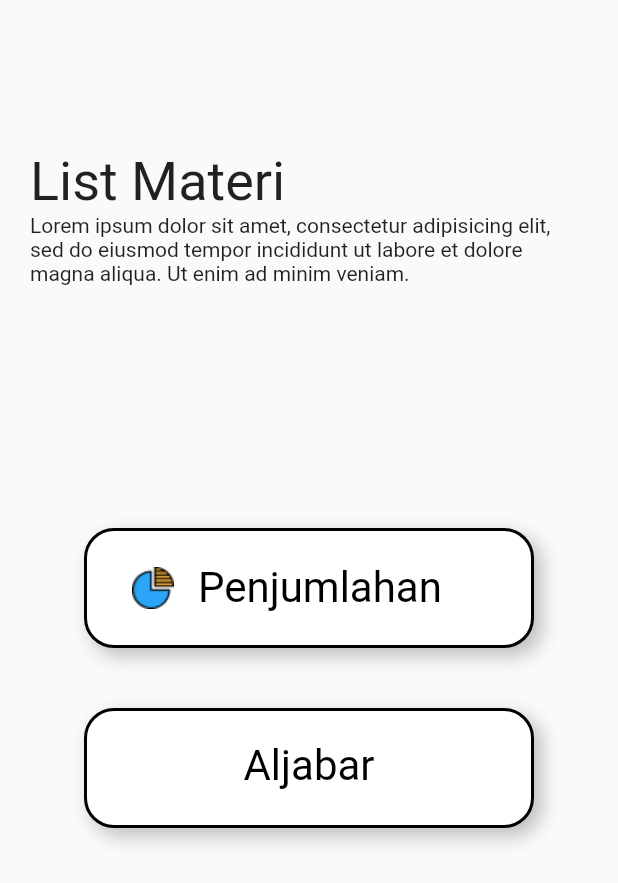
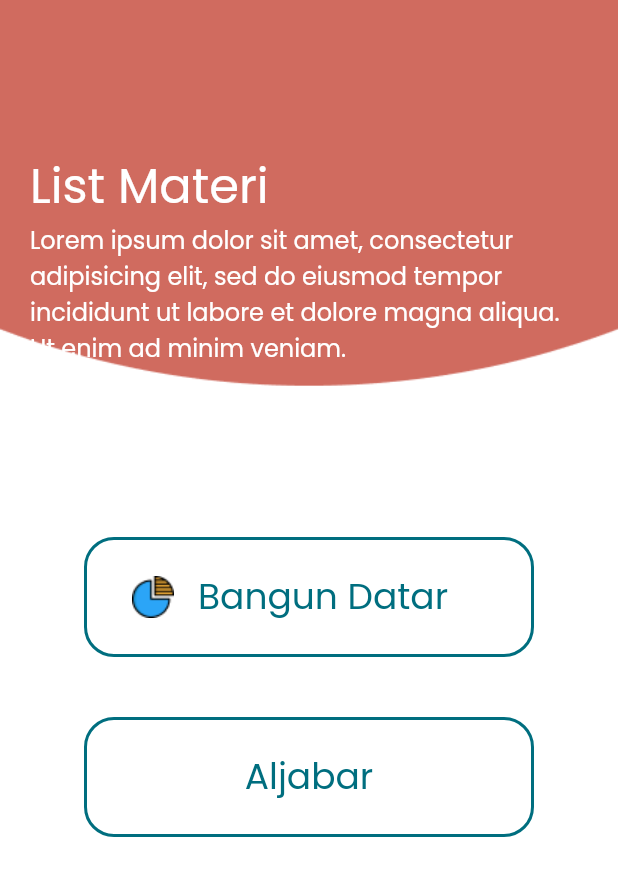
Before and after one commit to alyafi0899/mathapp, a Flutter app: the screen it shows after launch, after a tap on "Material", on a phone screen of 412 x 824 dp. Shown: the top 883 px of the screen. Run offline on Flutter 3.47's test engine with Material 2 defaults, Android fonts, the light colour scheme and no system bars; our stand-ins replace google_fonts, hexcolor; Roboto replaces fonts that are missing (Pangolin).

Commit message:
Lo-Fi to Hi-Fi halaman list materi
Ubah low fidelity list materi ke hi-fidelity

```diff
--- a/lib/list_materi/list_materi_page.dart
+++ b/lib/list_materi/list_materi_page.dart
@@ -1,5 +1,6 @@
 import 'package:flutter/material.dart';
 import 'package:google_fonts/google_fonts.dart';
+import 'package:mathapp/styles.dart';
 
 class ListMateri extends StatefulWidget {
   const ListMateri({Key? key}) : super(key: key);
@@ -13,6 +14,14 @@ class _ListMateri extends State<ListMateri> {
   Widget build(BuildContext context) {
     return Scaffold(
       body: Container(
+      decoration: BoxDecoration(
+              color: Colors.white,
+              image: DecorationImage(
+                  image: AssetImage('assets/List materi.png'),
+                  alignment: Alignment.topCenter,
+                  // scale: 2.1,
+                  fit: BoxFit.fill),
+            ),
         padding: EdgeInsets.fromLTRB(20, 100, 20, 20),
         child: Column(
           children: [
@@ -21,10 +30,10 @@ class _ListMateri extends State<ListMateri> {
               child: Container(
                 child: Text(
                   "List Materi",
-                  style: GoogleFonts.pangolin(
-                    fontSize: 36
-                  ),
-                  textAlign: TextAlign.left,
+                  style: headlinelarge.copyWith(
+                        color: Color.fromARGB(255, 255, 255, 255)
+                  )
+
                 ),
               ),
             ),
@@ -34,7 +43,9 @@ class _ListMateri extends State<ListMateri> {
               child: Container(
                 child: Text(
                   "Lorem ipsum dolor sit amet, consectetur adipisicing elit, sed do eiusmod tempor incididunt ut labore et dolore magna aliqua. Ut enim ad minim veniam.",
-                  style: GoogleFonts.pangolin(),
+                  style: bodysmall.copyWith(
+                    color: Color.fromARGB(255, 255, 255, 255)
+                  ),
                   textAlign: TextAlign.left,
                 ),
               ),
@@ -64,24 +75,19 @@ class _ListMateri extends State<ListMateri> {
                     ),
                     SizedBox(width: 16,),
                       Text(
-                        "Penjumlahan",
+                        "Bangun Datar",
                         textAlign: TextAlign.center,
-                        style: GoogleFonts.pangolin(color: Colors.black, fontSize: 28),
+                        style: headlinesmall.copyWith(
+                          color: Color.fromARGB(255, 0, 110, 127)
+                        ),
                       ),
                     ],
                   ),
                   decoration: BoxDecoration(
                     color: Colors.white,
-                    border: Border.all(width: 2, color: Colors.black),
+                    border: Border.all(width: 2, color: Color.fromARGB(255, 0, 110, 127)),
                     borderRadius: BorderRadius.all(Radius.circular(20.0)),
-                    boxShadow: [
-                      BoxShadow(
-                        color: Color(0xFFBDBDBD),
-                        spreadRadius: 0.0001,
-                        blurRadius: 10,
-                        offset: Offset(5, 5), // changes position of shadow
-                      ),
-                    ],
+
                   ),
                 ),
               ),
@@ -102,20 +108,14 @@ class _ListMateri extends State<ListMateri> {
                   child: Text(
                     "Aljabar",
                     textAlign: TextAlign.center,
-                    style: GoogleFonts.pangolin(color: Colors.black, fontSize: 28),
+                    style: headlinesmall.copyWith(color: Color.fromARGB(255, 0, 110, 127)),
                   ),
                   decoration: BoxDecoration(
                     color: Colors.white,
-                    border: Border.all(width: 2, color: Colors.black),
+                    border: Border.all(width: 2, color: Color.fromARGB(255, 0, 110, 127)),
                     borderRadius: BorderRadius.all(Radius.circular(20.0)),
-                    boxShadow: [
-                      BoxShadow(
-                        color: Color(0xFFBDBDBD),
-                        spreadRadius: 0.0001,
-                        blurRadius: 10,
-                        offset: Offset(5, 5), // changes position of shadow
-                      ),
-                    ],
+
+
                   ),
                 ),
               ),
--- a/lib/main.dart
+++ b/lib/main.dart
@@ -58,7 +58,7 @@ class _MyHomePageState extends State<MyHomePage> {
                   // scale: 2.1,
                   fit: BoxFit.fill),
             ),
-          padding: EdgeInsets.fromLTRB(0, 171, 0, 20),
+          padding: EdgeInsets.fromLTRB(0, 156, 0, 20),
           child: Column(
             children: [
               // Logo MtkApp 1
@@ -124,9 +124,11 @@ class _MyHomePageState extends State<MyHomePage> {
                     child: Text(
                       "Quiz",
                       textAlign: TextAlign.center,
-                      style: GoogleFonts.pangolin(
-                        color: Color(0xffffffff), fontSize: 28 // #A0BCC2
+                      style: headlinesmall.copyWith(
+                        color: Color.fromARGB(255, 255, 255, 255),
+                        fontWeight: FontWeight.bold
                       ),
+
                     ),
                     decoration: BoxDecoration(
                       color: Color.fromARGB(255, 208, 106, 95), // #A0BCC2
--- a/lib/styles.dart
+++ b/lib/styles.dart
@@ -2,7 +2,7 @@ import 'package:flutter/cupertino.dart';
 import 'package:google_fonts/google_fonts.dart';
 
 const Color kprimeColor = Color.fromARGB(255, 0, 110, 127);
-const Color ksecondColor = Color(0xfD06B5F);
+const Color ksecondColor = Color.fromARGB(255, 208, 106, 95);
 const Color kwhiteColor = Color(0xffffffff);
 const Color kblackColor = Color(0xff3A3A3A);
 const Color kpinkColor = Color(0xffFF70A3);
@@ -14,8 +14,23 @@ const kbackground = LinearGradient(
   ],
 );
 
+// Textstyle
+
+TextStyle headlinesmall = GoogleFonts.poppins(
+  fontSize: 24
+);
+
+TextStyle headlinelarge = GoogleFonts.poppins(
+  fontSize: 32
+);
+
+TextStyle bodysmall = GoogleFonts.poppins(
+  fontSize: 16
+);
+
 TextStyle whiteStyle = GoogleFonts.poppins(
   color: kwhiteColor,
+  fontSize: 24
 );
 
 TextStyle blackStyle = GoogleFonts.poppins(
```
Also changed, not shown: assets/List materi.png (added).
